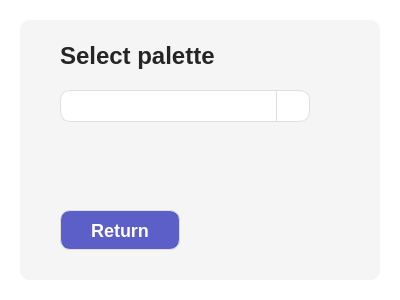
This is PaleteDialog.ui in RadioPizza/TPU-TNDT-DualCam-App as Qt 5 draws it before an edit. The edited form follows.
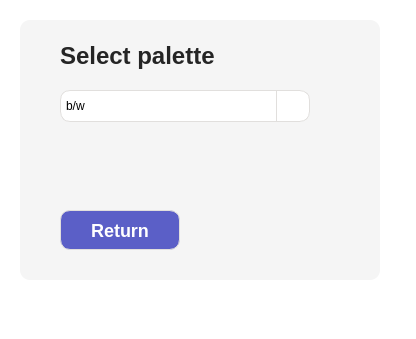
This is the edited form. Icons and pictures are not drawn.

Patch:
```diff
--- a/PaleteDialog.ui
+++ b/PaleteDialog.ui
@@ -6,8 +6,8 @@
    <rect>
     <x>0</x>
     <y>0</y>
-    <width>400</width>
-    <height>300</height>
+    <width>416</width>
+    <height>339</height>
    </rect>
   </property>
   <property name="windowTitle">
@@ -122,7 +122,7 @@
 }</string>
     </property>
     <property name="currentText">
-     <string/>
+     <string>b/w</string>
     </property>
     <property name="iconSize">
      <size>
@@ -131,7 +131,7 @@
      </size>
     </property>
     <property name="placeholderText">
-     <string> </string>
+     <string/>
     </property>
     <item>
      <property name="text">
```
Left out of the diff: 2 changed lines with no effect on the pictures.
